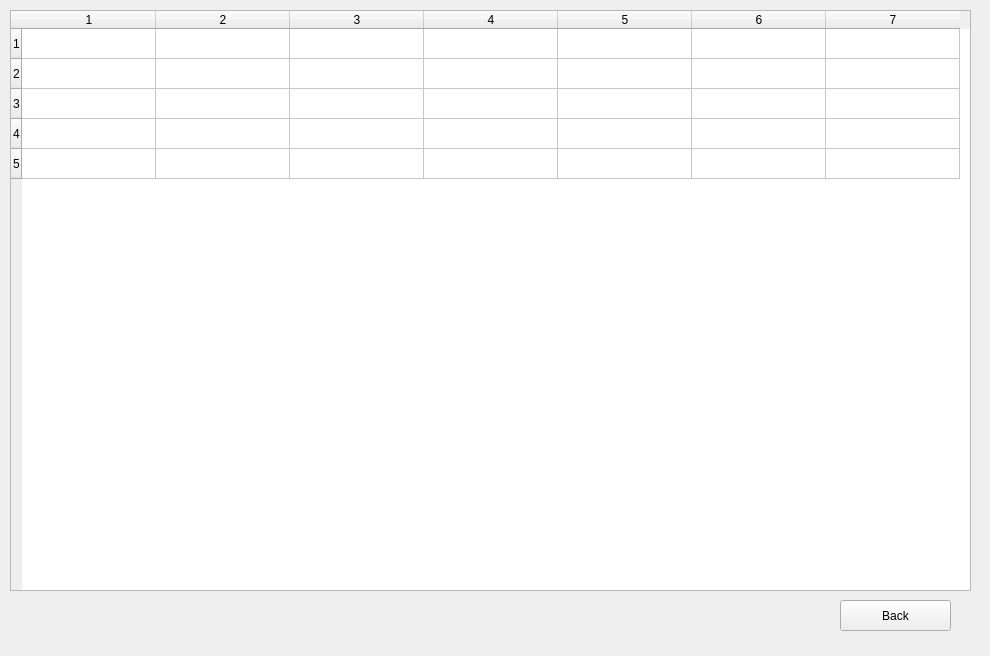
Old version of the form Ui/tableManager.ui in the repository trung0209/Restaurant-app.
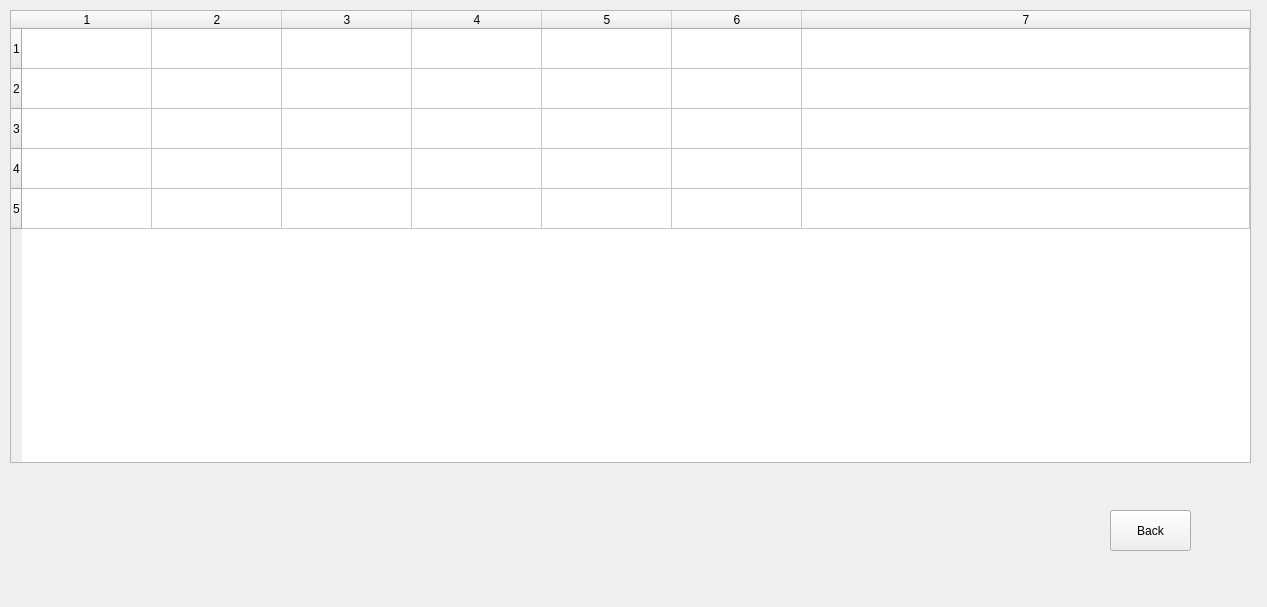
New version of the form.

Diff of the .ui file:
```diff
--- a/Ui/tableManager.ui
+++ b/Ui/tableManager.ui
@@ -2,14 +2,23 @@
 <ui version="4.0">
  <class>TableManger</class>
  <widget class="QMainWindow" name="TableManger">
+  <property name="enabled">
+   <bool>true</bool>
+  </property>
   <property name="geometry">
    <rect>
     <x>0</x>
     <y>0</y>
-    <width>990</width>
-    <height>656</height>
+    <width>1267</width>
+    <height>607</height>
    </rect>
   </property>
+  <property name="sizePolicy">
+   <sizepolicy hsizetype="Preferred" vsizetype="Preferred">
+    <horstretch>0</horstretch>
+    <verstretch>0</verstretch>
+   </sizepolicy>
+  </property>
   <property name="windowTitle">
    <string>TableManger</string>
   </property>
@@ -19,12 +28,15 @@
      <rect>
       <x>10</x>
       <y>10</y>
-      <width>961</width>
-      <height>581</height>
+      <width>1241</width>
+      <height>453</height>
      </rect>
     </property>
     <property name="sizeAdjustPolicy">
-     <enum>QAbstractScrollArea::AdjustToContentsOnFirstShow</enum>
+     <enum>QAbstractScrollArea::AdjustToContents</enum>
+    </property>
+    <property name="showGrid">
+     <bool>true</bool>
     </property>
     <property name="rowCount">
      <number>5</number>
@@ -32,17 +44,23 @@
     <property name="columnCount">
      <number>7</number>
     </property>
+    <attribute name="horizontalHeaderVisible">
+     <bool>true</bool>
+    </attribute>
     <attribute name="horizontalHeaderCascadingSectionResizes">
      <bool>true</bool>
     </attribute>
     <attribute name="horizontalHeaderDefaultSectionSize">
-     <number>134</number>
+     <number>130</number>
     </attribute>
     <attribute name="horizontalHeaderStretchLastSection">
-     <bool>false</bool>
+     <bool>true</bool>
     </attribute>
     <attribute name="verticalHeaderCascadingSectionResizes">
-     <bool>true</bool>
+     <bool>false</bool>
+    </attribute>
+    <attribute name="verticalHeaderDefaultSectionSize">
+     <number>40</number>
     </attribute>
     <attribute name="verticalHeaderStretchLastSection">
      <bool>false</bool>
@@ -73,10 +91,10 @@
    <widget class="QPushButton" name="returnButton">
     <property name="geometry">
      <rect>
-      <x>840</x>
-      <y>600</y>
-      <width>111</width>
-      <height>31</height>
+      <x>1110</x>
+      <y>510</y>
+      <width>81</width>
+      <height>41</height>
      </rect>
     </property>
     <property name="text">
```
Left out of the diff: 4 changed lines with no effect on the pictures.
